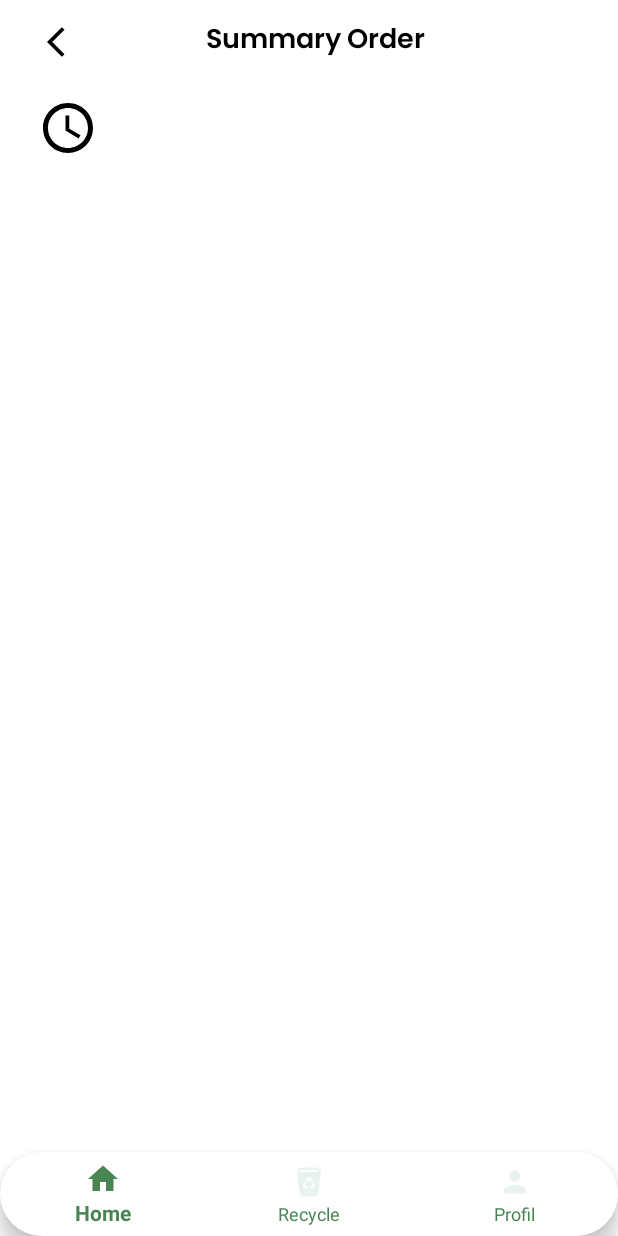
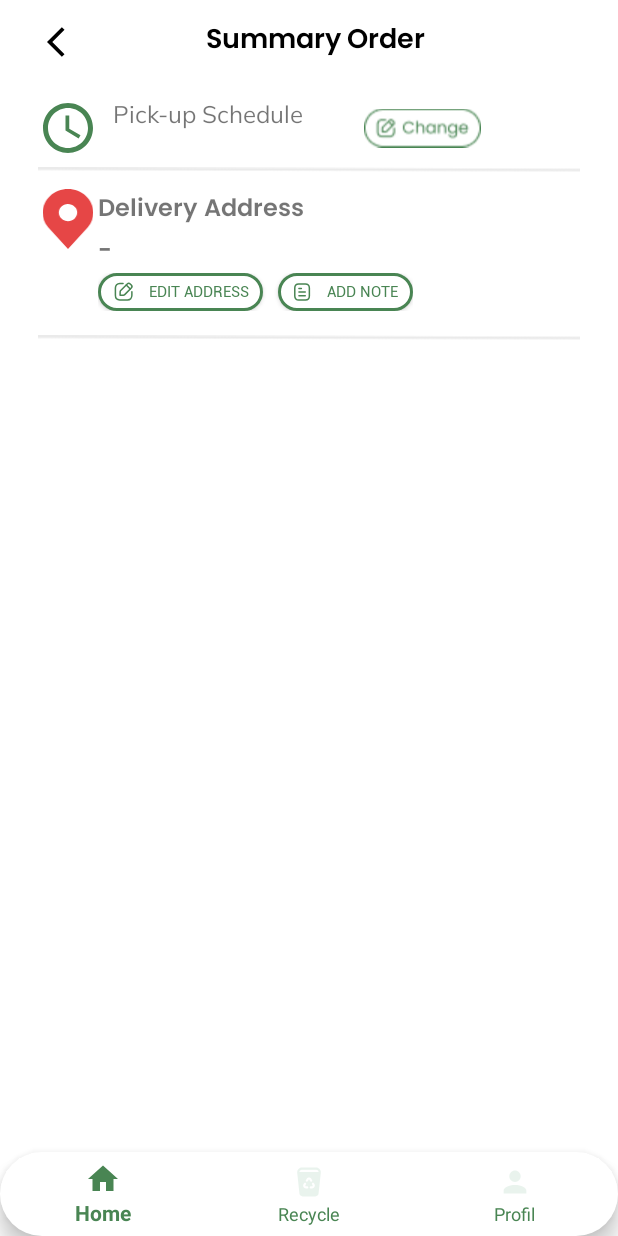
Before and after one commit to RezaConz/Cleaving, an Android app: the fragment SummaryOrderFragment placed in its activity, on a phone screen of 412 x 824 dp. Run offline under Robolectric (Android 15) with nearby library versions, the phone set to English and light mode, and no system bars; our stand-ins replace Firebase (no records; nobody signed in at launch, a user with empty details on screens opened directly).

Commit message:
fix buggggg

```diff
--- a/app/src/main/AndroidManifest.xml
+++ b/app/src/main/AndroidManifest.xml
@@ -2,6 +2,7 @@
 <manifest xmlns:android="http://schemas.android.com/apk/res/android"
     xmlns:tools="http://schemas.android.com/tools">
 
+    <uses-permission android:name="android.permission.INTERNET"/>
     <application
         android:allowBackup="true"
         android:dataExtractionRules="@xml/data_extraction_rules"
@@ -13,8 +14,6 @@
         tools:targetApi="31">
         <activity
             android:name=".SplashScreen"
-            android:label="@string/title_activity_splash_screen"
-            android:theme="@style/Theme.Cleaving"
             android:exported="true">
             <intent-filter>
                 <action android:name="android.intent.action.MAIN" />
--- a/app/src/main/java/com/example/cleaving/OnBoardingPage.kt
+++ b/app/src/main/java/com/example/cleaving/OnBoardingPage.kt
@@ -23,7 +23,7 @@ class OnBoardingPage : AppCompatActivity() {
     override fun onStart() {
         super.onStart()
         if (firebashAuth.currentUser != null) {
-            startActivity(Intent(this, HomeFragment::class.java))
+            startActivity(Intent(this, HomeActivity::class.java))
         }
     }
 }
--- a/app/src/main/java/com/example/cleaving/SummaryOrderFragment.kt
+++ b/app/src/main/java/com/example/cleaving/SummaryOrderFragment.kt
@@ -1,6 +1,40 @@
 package com.example.cleaving
 
-// TODO: Rename parameter arguments, choose names that match
-// the fragment initialization parameters, e.g. ARG_ITEM_NUMBER
-private const val ARG_PARAM1 = "param1"
-private const val ARG_PARAM2 = "param2"
+import android.os.Bundle
+import android.view.LayoutInflater
+import android.view.View
+import android.view.ViewGroup
+import androidx.fragment.app.Fragment
+import com.example.cleaving.databinding.ActivityRegistrasiBinding
+import com.example.cleaving.databinding.BottomSheetPickupBinding
+import com.example.cleaving.databinding.FragmentRecycleBinding
+import com.example.cleaving.databinding.FragmentSummaryOrderBinding
+import com.example.cleaving.databinding.LayoutSampahBinding
+import com.google.firebase.auth.FirebaseAuth
+import com.google.firebase.database.DatabaseReference
+import com.google.firebase.database.FirebaseDatabase
+
+class SummaryOrderFragment:Fragment(){
+
+    private lateinit var _binding:FragmentSummaryOrderBinding
+    override fun onCreate(savedInstanceState: Bundle?) {
+        super.onCreate(savedInstanceState)
+
+    }
+
+    override fun onCreateView(
+        inflater: LayoutInflater, container: ViewGroup?,
+        savedInstanceState: Bundle?
+    ): View? {
+        _binding = FragmentSummaryOrderBinding.inflate(inflater,container,false)
+        var mFirebaseDatabaseInstances: FirebaseDatabase?=null
+        var mFirebaseDatabase: DatabaseReference
+        mFirebaseDatabaseInstances= FirebaseDatabase.getInstance()
+        mFirebaseDatabase=mFirebaseDatabaseInstances!!.getReference("Users")
+        val user=FirebaseAuth.getInstance().currentUser
+        if (user != null) {
+            _binding.pickupschedule.text = user.email
+        }
+        return _binding.root
+    }
+}
--- /dev/null
+++ b/app/src/main/res/drawable/document.xml
@@ -0,0 +1,35 @@
+<vector xmlns:android="http://schemas.android.com/apk/res/android"
+    android:width="12dp"
+    android:height="12dp"
+    android:viewportWidth="12"
+    android:viewportHeight="12">
+  <path
+      android:strokeWidth="1"
+      android:pathData="M8.168,8.464H3.956"
+      android:strokeLineJoin="round"
+      android:fillColor="#00000000"
+      android:strokeColor="#498553"
+      android:strokeLineCap="round"/>
+  <path
+      android:strokeWidth="1"
+      android:pathData="M8.168,6.022H3.956"
+      android:strokeLineJoin="round"
+      android:fillColor="#00000000"
+      android:strokeColor="#498553"
+      android:strokeLineCap="round"/>
+  <path
+      android:strokeWidth="1"
+      android:pathData="M5.563,3.585H3.956"
+      android:strokeLineJoin="round"
+      android:fillColor="#00000000"
+      android:strokeColor="#498553"
+      android:strokeLineCap="round"/>
+  <path
+      android:strokeWidth="1"
+      android:pathData="M8.28,0.604C8.28,0.604 3.802,0.606 3.795,0.606C2.185,0.616 1.188,1.676 1.188,3.291V8.656C1.188,10.28 2.192,11.343 3.816,11.343C3.816,11.343 8.294,11.341 8.301,11.341C9.911,11.332 10.909,10.272 10.909,8.656V3.291C10.909,1.667 9.904,0.604 8.28,0.604Z"
+      android:strokeLineJoin="round"
+      android:fillColor="#00000000"
+      android:fillType="evenOdd"
+      android:strokeColor="#498553"
+      android:strokeLineCap="round"/>
+</vector>
--- /dev/null
+++ b/app/src/main/res/drawable/edit.xml
@@ -0,0 +1,28 @@
+<vector xmlns:android="http://schemas.android.com/apk/res/android"
+    android:width="14dp"
+    android:height="14dp"
+    android:viewportWidth="14"
+    android:viewportHeight="14">
+  <path
+      android:strokeWidth="1"
+      android:pathData="M6.704,1.627H4.523C2.729,1.627 1.604,2.897 1.604,4.695V9.544C1.604,11.342 2.724,12.612 4.523,12.612H9.67C11.47,12.612 12.589,11.342 12.589,9.544V7.195"
+      android:strokeLineJoin="round"
+      android:fillColor="#00000000"
+      android:strokeColor="#498553"
+      android:strokeLineCap="round"/>
+  <path
+      android:strokeWidth="1"
+      android:pathData="M5.149,6.37L9.509,2.011C10.052,1.469 10.932,1.469 11.475,2.011L12.185,2.721C12.728,3.264 12.728,4.145 12.185,4.688L7.805,9.068C7.567,9.305 7.245,9.439 6.909,9.439H4.724L4.779,7.234C4.787,6.91 4.92,6.6 5.149,6.37Z"
+      android:strokeLineJoin="round"
+      android:fillColor="#00000000"
+      android:fillType="evenOdd"
+      android:strokeColor="#498553"
+      android:strokeLineCap="round"/>
+  <path
+      android:strokeWidth="1"
+      android:pathData="M8.846,2.685L11.51,5.348"
+      android:strokeLineJoin="round"
+      android:fillColor="#00000000"
+      android:strokeColor="#498553"
+      android:strokeLineCap="round"/>
+</vector>
--- /dev/null
+++ b/app/src/main/res/drawable/line.xml
@@ -0,0 +1,11 @@
+<vector xmlns:android="http://schemas.android.com/apk/res/android"
+    android:width="428dp"
+    android:height="4dp"
+    android:viewportWidth="428"
+    android:viewportHeight="4">
+  <path
+      android:pathData="M0,1L428,2.04"
+      android:strokeWidth="2"
+      android:fillColor="#00000000"
+      android:strokeColor="#EAEAEA"/>
+</vector>
--- /dev/null
+++ b/app/src/main/res/drawable/poin_place.xml
@@ -0,0 +1,9 @@
+<vector xmlns:android="http://schemas.android.com/apk/res/android"
+    android:width="25dp"
+    android:height="30dp"
+    android:viewportWidth="25"
+    android:viewportHeight="30">
+  <path
+      android:pathData="M12.5,0C9.186,0.004 6.009,1.247 3.665,3.456C1.322,5.665 0.004,8.661 0,11.786C-0.004,14.339 0.881,16.823 2.518,18.857C2.518,18.857 2.859,19.28 2.915,19.341L12.5,30L22.09,19.336C22.14,19.279 22.482,18.857 22.482,18.857L22.483,18.854C24.12,16.821 25.004,14.338 25,11.786C24.996,8.661 23.678,5.665 21.334,3.456C18.991,1.247 15.814,0.004 12.5,0ZM12.5,16.071C11.601,16.071 10.722,15.82 9.975,15.349C9.227,14.878 8.645,14.209 8.301,13.426C7.957,12.643 7.866,11.781 8.042,10.95C8.217,10.118 8.65,9.355 9.286,8.755C9.922,8.156 10.731,7.748 11.613,7.582C12.495,7.417 13.409,7.502 14.24,7.826C15.07,8.151 15.78,8.7 16.279,9.405C16.779,10.109 17.045,10.938 17.045,11.786C17.044,12.922 16.565,14.011 15.712,14.815C14.86,15.618 13.705,16.07 12.5,16.071Z"
+      android:fillColor="#E64646"/>
+</vector>
--- a/app/src/main/res/layout/fragment_summary_order.xml
+++ b/app/src/main/res/layout/fragment_summary_order.xml
@@ -56,9 +56,102 @@
             <ImageView
                 android:layout_width="40dp"
                 android:layout_height="40dp"
-                android:src="@drawable/clock"/>
+                android:src="@drawable/clock"
+                app:tint="@color/green" />
+            <LinearLayout
+                android:layout_marginStart="10dp"
+                android:layout_width="wrap_content"
+                android:layout_height="wrap_content"
+                android:orientation="vertical">
 
+                <TextView
+                    android:layout_width="wrap_content"
+                    android:layout_height="wrap_content"
+                    android:text="Pick-up Schedule"
+                    android:fontFamily="@font/mulish_regular"
+                    android:textSize="16sp"/>
+                <TextView
+                    android:id="@+id/pickupschedule"
+                    android:layout_width="wrap_content"
+                    android:layout_height="wrap_content"
+                    android:text="-"
+                    android:fontFamily="@font/poppins_semibold"
+                    android:textSize="14sp"/>
+            </LinearLayout>
+            <ImageView
+                android:layout_width="wrap_content"
+                android:layout_height="40dp"
+                android:layout_marginStart="40dp"
+                android:src="@drawable/button_change_pickup"/>
         </LinearLayout>
+        <ImageView
+            android:layout_width="match_parent"
+            android:layout_height="5dp"
+            android:src="@drawable/line"/>
+
+        <LinearLayout
+            android:layout_width="match_parent"
+            android:layout_height="wrap_content"
+            android:layout_marginTop="10dp"
+            android:orientation="horizontal">
+
+            <ImageView
+                android:layout_width="40dp"
+                android:layout_height="40dp"
+                android:src="@drawable/poin_place"
+                app:tint="#E64646" />
+            <LinearLayout
+                android:layout_width="wrap_content"
+                android:layout_height="wrap_content"
+                android:orientation="vertical">
+                <TextView
+                    android:layout_width="wrap_content"
+                    android:layout_height="wrap_content"
+                    android:text="Delivery Address"
+                    android:fontFamily="@font/poppins_semibold"
+                    android:textSize="16sp"/>
+                <TextView
+                    android:layout_width="wrap_content"
+                    android:layout_height="wrap_content"
+                    android:text="-"
+                    android:fontFamily="@font/poppins_semibold"
+                    android:textSize="16sp"/>
+                <LinearLayout
+                    android:layout_width="wrap_content"
+                    android:layout_height="wrap_content"
+                    android:orientation="horizontal">
+
+                <Button
+                    android:layout_width="110dp"
+                    android:layout_height="25dp"
+                    android:paddingLeft="10dp"
+                    android:background="@drawable/button_greenoutsite"
+                    android:text="Edit Address"
+                    android:drawableStart="@drawable/edit"
+                    android:textSize="10sp"
+                    android:textColor="@color/green"
+                    android:fontFamily="@font/robotoregular"/>
+
+                    <Button
+                        android:layout_marginStart="10dp"
+                        android:layout_width="90dp"
+                        android:layout_height="25dp"
+                        android:paddingLeft="10dp"
+                        android:background="@drawable/button_greenoutsite"
+                        android:text="add note"
+                        android:drawableStart="@drawable/document"
+                        android:textSize="10sp"
+                        android:textColor="@color/green"
+                        android:fontFamily="@font/robotoregular"/>
+                </LinearLayout>
+            </LinearLayout>
+        </LinearLayout>
+        <ImageView
+            android:layout_width="match_parent"
+            android:layout_height="5dp"
+            android:src="@drawable/line"
+            android:layout_marginTop="15dp"/>
+
 
     </LinearLayout>
 
```
Also changed, not shown: gradle.properties (+11 -17 lines), app/src/main/res/drawable/button_change_pickup.jpg (added).
